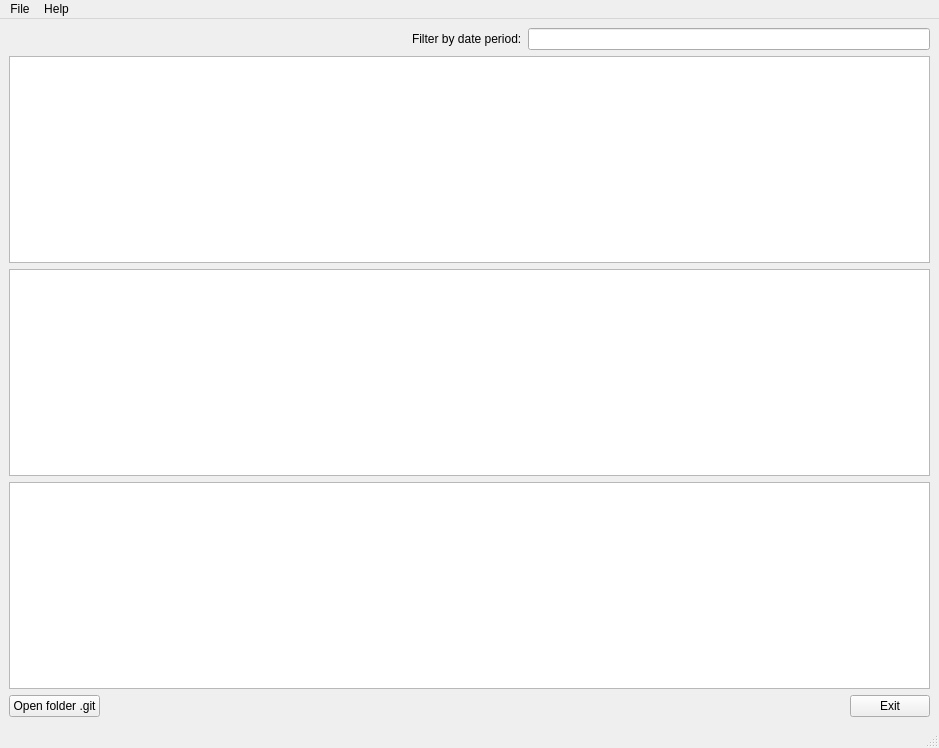
Before: the Qt Designer form Git_Gui_Client/gui_main_window.ui in Dmytro-Dombrovskyi/Git_GUI_Client, drawn with Qt 5.
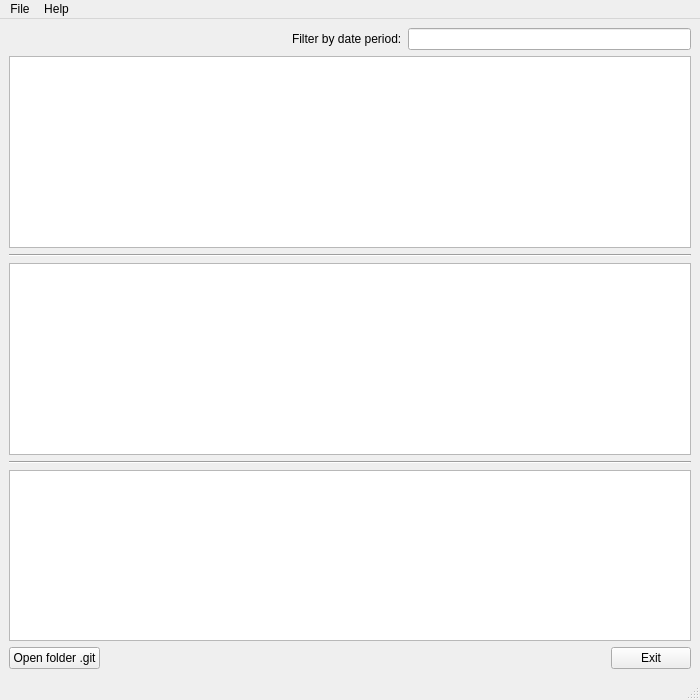
After: the same form once the commit is applied. Icons and pictures are not drawn.

What changed in the file:
```diff
--- a/Git_Gui_Client/gui_main_window.ui
+++ b/Git_Gui_Client/gui_main_window.ui
@@ -6,10 +6,16 @@
    <rect>
     <x>0</x>
     <y>0</y>
-    <width>939</width>
-    <height>748</height>
+    <width>700</width>
+    <height>700</height>
    </rect>
   </property>
+  <property name="sizePolicy">
+   <sizepolicy hsizetype="Expanding" vsizetype="Expanding">
+    <horstretch>0</horstretch>
+    <verstretch>0</verstretch>
+   </sizepolicy>
+  </property>
   <property name="windowTitle">
    <string>Git client</string>
   </property>
@@ -94,10 +100,88 @@
        </widget>
       </item>
       <item>
-       <widget class="QTextBrowser" name="textBrowser"/>
+       <widget class="Line" name="line">
+        <property name="orientation">
+         <enum>Qt::Horizontal</enum>
+        </property>
+       </widget>
       </item>
       <item>
-       <widget class="QTableView" name="tableView_Files"/>
+       <widget class="QTextBrowser" name="textBrowser">
+        <property name="sizePolicy">
+         <sizepolicy hsizetype="Expanding" vsizetype="Expanding">
+          <horstretch>0</horstretch>
+          <verstretch>0</verstretch>
+         </sizepolicy>
+        </property>
+        <property name="font">
+         <font>
+          <family>Monospace</family>
+          <pointsize>10</pointsize>
+          <weight>50</weight>
+          <italic>false</italic>
+          <bold>false</bold>
+         </font>
+        </property>
+        <property name="mouseTracking">
+         <bool>true</bool>
+        </property>
+        <property name="focusPolicy">
+         <enum>Qt::ClickFocus</enum>
+        </property>
+        <property name="toolTip">
+         <string extracomment="Details about current commit in Table 1"/>
+        </property>
+        <property name="statusTip">
+         <string extracomment="23"/>
+        </property>
+       </widget>
+      </item>
+      <item>
+       <widget class="Line" name="line_2">
+        <property name="orientation">
+         <enum>Qt::Horizontal</enum>
+        </property>
+       </widget>
+      </item>
+      <item>
+       <widget class="QTableView" name="tableView_Files">
+        <property name="sizePolicy">
+         <sizepolicy hsizetype="Preferred" vsizetype="Preferred">
+          <horstretch>1</horstretch>
+          <verstretch>1</verstretch>
+         </sizepolicy>
+        </property>
+        <property name="font">
+         <font>
+          <pointsize>10</pointsize>
+         </font>
+        </property>
+        <property name="styleSheet">
+         <string notr="true"/>
+        </property>
+        <property name="frameShadow">
+         <enum>QFrame::Sunken</enum>
+        </property>
+        <property name="editTriggers">
+         <set>QAbstractItemView::NoEditTriggers</set>
+        </property>
+        <property name="alternatingRowColors">
+         <bool>false</bool>
+        </property>
+        <property name="selectionMode">
+         <enum>QAbstractItemView::SingleSelection</enum>
+        </property>
+        <property name="selectionBehavior">
+         <enum>QAbstractItemView::SelectRows</enum>
+        </property>
+        <property name="sortingEnabled">
+         <bool>true</bool>
+        </property>
+        <attribute name="horizontalHeaderStretchLastSection">
+         <bool>true</bool>
+        </attribute>
+       </widget>
       </item>
      </layout>
     </item>
@@ -152,8 +236,8 @@
     <rect>
      <x>0</x>
      <y>0</y>
-     <width>939</width>
-     <height>26</height>
+     <width>700</width>
+     <height>19</height>
     </rect>
    </property>
    <widget class="QMenu" name="menuFile">
```
